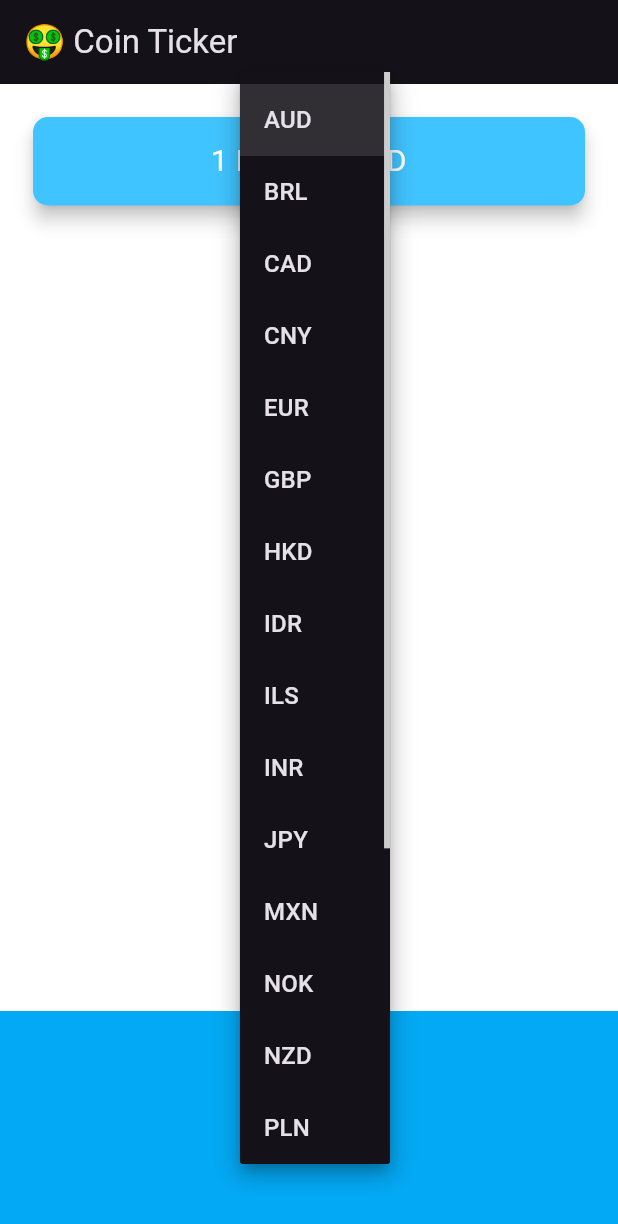
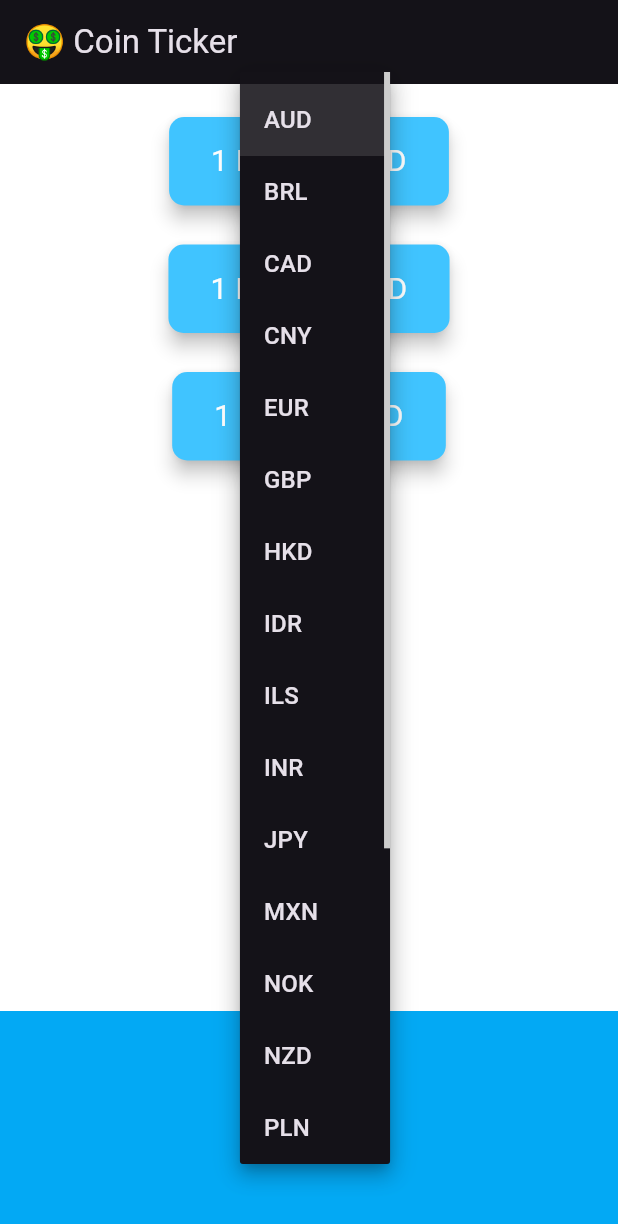
Before and after one commit to Tolkynbayeva/bitcoin-ticker-flutter, a Flutter app: the screen it shows after launch, after a tap on "AUD", on a phone screen of 412 x 824 dp. Shown: the top 1224 px of the screen. Run offline on Flutter 3.47's test engine with Material 3 defaults, Android fonts, the phone set to English and light mode, and no system bars; network calls fail.

Commit message:
able to display all three cryptocurrency prices

```diff
--- a/lib/coin_data.dart
+++ b/lib/coin_data.dart
@@ -1,6 +1,5 @@
 import 'dart:convert';
 import 'package:http/http.dart' as http;
-
 
 const List<String> currenciesList = [
   'AUD',
@@ -37,14 +36,19 @@ const apiKey = 'AF7EAB78-3EE3-4F27-9E53-E8D1A49020E5';
 
 class CoinData {
   Future getCoinData(String selectedCurrency) async {
-    Uri uri = Uri.parse('$coinAPIURL/BTC/$selectedCurrency?apikey=$apiKey');
-    http.Response response = await  http.get(uri);
-    if (response.statusCode == 200) {
-      var decodedData = jsonDecode(response.body);
-      double lastPrice = decodedData['rate'];
-      return lastPrice.toStringAsFixed(0);
-    } else {
-      print(response.statusCode);
+    Map<String, String> cryptoPrices = {};
+    for (String crypto in cryptoList) {
+      Uri uri =
+          Uri.parse('$coinAPIURL/$crypto/$selectedCurrency?apikey=$apiKey');
+      http.Response response = await http.get(uri);
+      if (response.statusCode == 200) {
+        var decodedData = jsonDecode(response.body);
+        double price = decodedData['rate'];
+        cryptoPrices[crypto] = price.toString();
+      } else {
+        print(response.statusCode);
+      }
     }
+    return cryptoPrices;
   }
 }
--- a/lib/price_screen.dart
+++ b/lib/price_screen.dart
@@ -10,7 +10,6 @@ class PriceScreen extends StatefulWidget {
 
 class _PriceScreenState extends State<PriceScreen> {
   String selectedCurrency = 'AUD';
-
 
   DropdownButton<String> androidDropdown() {
     List<DropdownMenuItem<String>> dropdownItems = [];
@@ -50,13 +49,16 @@ class _PriceScreenState extends State<PriceScreen> {
     );
   }
 
- // int bitcoinValueInUSD = 0;
- String bitcoinValue = '?';
+  Map<String, String> coinValues = {};
+  bool isWaiting = false;
+
   void getData() async {
+    isWaiting = true;
     try {
-      var data = await CoinData().getCoinData(selectedCurrency.toString());
-      setState(()  {
-        bitcoinValue =  data;
+      var data = await CoinData().getCoinData(selectedCurrency);
+      isWaiting = false;
+      setState(() {
+        coinValues = data;
       });
     } catch (e) {
       print(e);
@@ -79,27 +81,24 @@ class _PriceScreenState extends State<PriceScreen> {
         mainAxisAlignment: MainAxisAlignment.spaceBetween,
         crossAxisAlignment: CrossAxisAlignment.stretch,
         children: <Widget>[
-          Padding(
-            padding: EdgeInsets.fromLTRB(18.0, 18.0, 18.0, 0),
-            child: Card(
-              color: Colors.lightBlueAccent,
-              elevation: 5.0,
-              shape: RoundedRectangleBorder(
-                borderRadius: BorderRadius.circular(10.0),
+          Column(
+            children: <Widget>[
+              CryptoCard(
+                cryptoCurrency: 'BTC',
+                selectedCurrency: selectedCurrency,
+                value: isWaiting ? '?' : coinValues['BTC'],
               ),
-              child: Padding(
-                padding: EdgeInsets.symmetric(vertical: 15.0, horizontal: 28.0),
-                child: Text(
-                  '1 BTC = $bitcoinValue $selectedCurrency',
-                  textAlign: TextAlign.center,
-                  style: TextStyle(
-                    fontSize: 20.0,
-                    color: Colors.white,
-                  ),
-                ),
-
+              CryptoCard(
+                cryptoCurrency: 'ETH',
+                value: isWaiting ? '?' : coinValues['ETH'],
+                selectedCurrency: selectedCurrency,
               ),
-            ),
+              CryptoCard(
+                cryptoCurrency: 'LTC',
+                value: isWaiting ? '?' : coinValues['LTC'],
+                selectedCurrency: selectedCurrency,
+              )
+            ],
           ),
           Container(
             height: 150.0,
@@ -113,3 +112,41 @@ class _PriceScreenState extends State<PriceScreen> {
     );
   }
 }
+
+class CryptoCard extends StatelessWidget {
+  const CryptoCard({
+    required this.value,
+    required this.selectedCurrency,
+    required this.cryptoCurrency,
+  });
+
+  final String? value;
+  final String selectedCurrency;
+  final String cryptoCurrency;
+
+  @override
+  Widget build(BuildContext context) {
+    return Padding(
+      padding: EdgeInsets.fromLTRB(18.0, 18.0, 18.0, 0),
+      child: Card(
+        color: Colors.lightBlueAccent,
+        elevation: 5.0,
+        shape: RoundedRectangleBorder(
+          borderRadius: BorderRadius.circular(10.0),
+        ),
+        child: Padding(
+          padding: EdgeInsets.symmetric(vertical: 15.0, horizontal: 28.0),
+          child: Text(
+            // '1 $cryptoCurrency = $value $selectedCurrency',
+             '1 $cryptoCurrency = ${value ?? '?'} $selectedCurrency',
+            textAlign: TextAlign.center,
+            style: TextStyle(
+              fontSize: 20.0,
+              color: Colors.white,
+            ),
+          ),
+        ),
+      ),
+    );
+  }
+}
```
